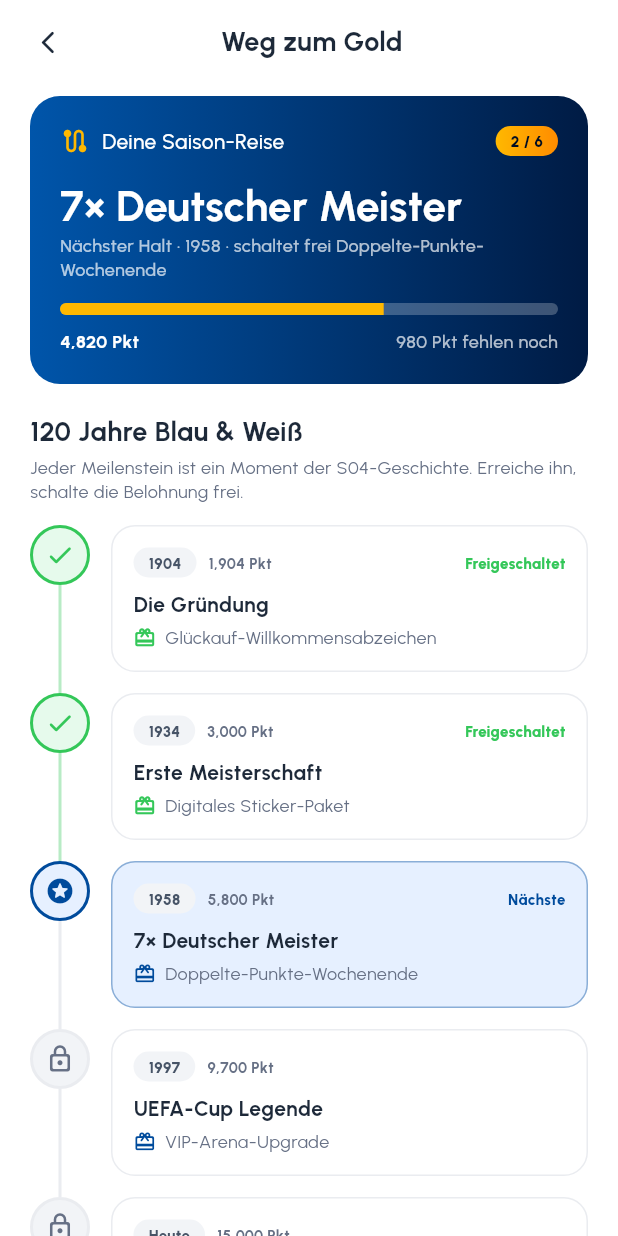
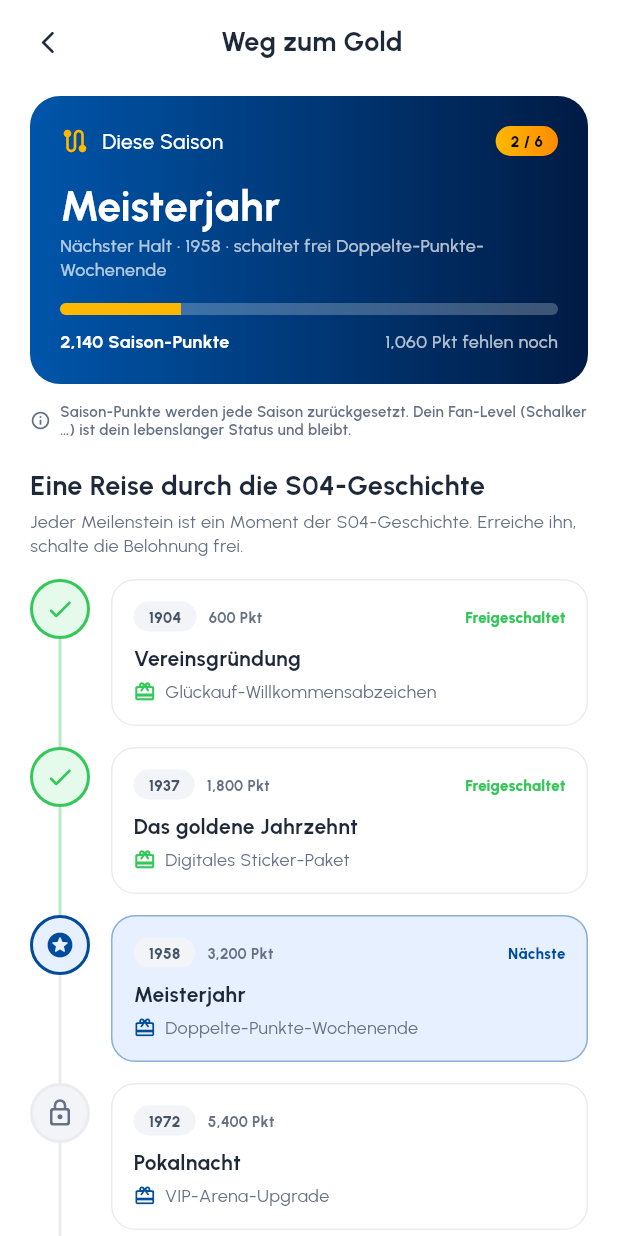
Before and after one commit to COREVIONLABS/EMBAapp-native, a Flutter app: the PointsScreen screen opened directly, after a tap on "Weg zum Gold", on a phone screen of 412 x 824 dp. Run offline on Flutter 3.47's test engine with Material 3 defaults, Android fonts, the phone set to English and light mode, and no system bars; our stand-ins replace flutter_svg.

Commit message:
Decouple Road to Gold from lifetime loyalty ladder [skip ci]
Hard-check finding: the season journey reused the loyalty ladder's exact
thresholds AND names (Ehrenmitglied@15000, Legende@25000) — two features
looked like the same progression.

Fix: Road to Gold is now a SEASON journey on a separate metric.
- New FanModel.seasonPoints (2,140) — points earned this season only, distinct
  from the lifetime balance and the lifetime loyalty levels.
- New season-only thresholds (600/1800/3200/5400/8500/12000) and history
  chapter names (Vereinsgruendung … Saison-Held) — no overlap with loyalty tiers.
- Explicit in-screen note: season points reset each season; Fan Level is lifetime.
- Points-tab entry card synced (next=Meisterjahr, progress 0.24).
+ DE translations, flutter analyze clean.

Co-Authored-By: Claude Opus 4.8 <noreply@anthropic.com>
Claude-Session: https://claude.ai/code/session_0138H2TPm9wvb2D54WvCY8tL

```diff
--- a/lib/l10n/strings.dart
+++ b/lib/l10n/strings.dart
@@ -1293,4 +1293,13 @@ const Map<String, String> _de = {
   'A co-branded S04 card that earns real cashback at club partners. Preview it now via Profile → Demo / Preview.':
       'Eine S04-Karte, die echtes Cashback bei Club-Partnern bringt. Jetzt unter Profil → Demo / Vorschau ansehen.',
   'Got it': 'Verstanden',
+  // ── Road to Gold: decoupled as a season journey (vs lifetime loyalty) ──
+  'This season': 'Diese Saison',
+  'season pts': 'Saison-Punkte',
+  'Season points reset each season. Your Fan Level (Schalker …) is your lifetime status and never resets.':
+      'Saison-Punkte werden jede Saison zurückgesetzt. Dein Fan-Level (Schalker …) ist dein lebenslanger Status und bleibt.',
+  'A journey through S04 history': 'Eine Reise durch die S04-Geschichte',
+  'Next: Meisterjahr': 'Nächstes: Meisterjahr',
+  'Your season journey through S04 history — resets each season.':
+      'Deine Saison-Reise durch die S04-Geschichte — jede Saison neu.',
 };
--- a/lib/model/fan_model.dart
+++ b/lib/model/fan_model.dart
@@ -12,6 +12,12 @@ class FanTier {
 class FanModel {
   static const int fanPoints = 4820;
   static const int raffleTickets = 3;
+
+  /// Points earned in the *current season only* — the metric behind the
+  /// "Road to Gold" season journey. Kept separate from [fanPoints] (the
+  /// lifetime balance) and from the lifetime loyalty levels, so the season
+  /// journey and the loyalty ladder are clearly two different things.
+  static const int seasonPoints = 2140;
 
   // Schalke-culture loyalty ladder (ascending).
   static const tiers = [
--- a/lib/screens/points_screen.dart
+++ b/lib/screens/points_screen.dart
@@ -128,16 +128,16 @@ class PointsScreen extends StatelessWidget {
                   const SizedBox(width: 8),
                   Text(tr('Road to Gold'), style: AppText.label2.copyWith(color: Colors.white)),
                   const Spacer(),
-                  Text(tr('Next: 7× Meister'), style: AppText.caption1.copyWith(color: Colors.white70)),
+                  Text(tr('Next: Meisterjahr'), style: AppText.caption1.copyWith(color: Colors.white70)),
                   const Icon(Icons.chevron_right_rounded, color: Colors.white54, size: 18),
                 ]),
                 const SizedBox(height: 12),
                 ClipRRect(
                   borderRadius: BorderRadius.circular(4),
-                  child: LinearProgressIndicator(value: 0.66, minHeight: 7, backgroundColor: Colors.white24, valueColor: const AlwaysStoppedAnimation(AppColors.gold)),
+                  child: LinearProgressIndicator(value: 0.24, minHeight: 7, backgroundColor: Colors.white24, valueColor: const AlwaysStoppedAnimation(AppColors.gold)),
                 ),
                 const SizedBox(height: 8),
-                Text(tr('Your season journey through 120 years of S04.'), style: AppText.body3.copyWith(color: Colors.white70)),
+                Text(tr('Your season journey through S04 history — resets each season.'), style: AppText.body3.copyWith(color: Colors.white70)),
               ]),
             ),
           ),
--- a/lib/screens/season_journey_screen.dart
+++ b/lib/screens/season_journey_screen.dart
@@ -23,18 +23,21 @@ class _Milestone {
 class SeasonJourneyScreen extends StatelessWidget {
   const SeasonJourneyScreen({super.key});
 
+  // Season-only thresholds & names — deliberately distinct from the lifetime
+  // loyalty ladder (Nordkurve … Legende) so the two never look like the same
+  // system. Each stop is an S04-history chapter; rewards are season perks.
   static const _stops = <_Milestone>[
-    _Milestone(1904, '1904', 'Die Gründung', 'Glückauf welcome badge', Icons.flag_rounded),
-    _Milestone(3000, '1934', 'Erste Meisterschaft', 'Digital sticker pack', Icons.emoji_events_outlined),
-    _Milestone(5800, '1958', '7× Deutscher Meister', 'Double-points weekend', Icons.stars_rounded),
-    _Milestone(9700, '1997', 'UEFA-Cup Legende', 'VIP Arena upgrade', Icons.military_tech_rounded),
-    _Milestone(15000, 'Heute', 'Ehrenmitglied', 'Signed shirt raffle entry', Icons.workspace_premium_rounded),
-    _Milestone(25000, 'Gold', 'S04-Legende', 'Money-can\'t-buy legend day', Icons.diamond_rounded),
+    _Milestone(600, '1904', 'Vereinsgründung', 'Glückauf welcome badge', Icons.flag_rounded),
+    _Milestone(1800, '1937', 'Das goldene Jahrzehnt', 'Digital sticker pack', Icons.emoji_events_outlined),
+    _Milestone(3200, '1958', 'Meisterjahr', 'Double-points weekend', Icons.stars_rounded),
+    _Milestone(5400, '1972', 'Pokalnacht', 'VIP Arena upgrade', Icons.military_tech_rounded),
+    _Milestone(8500, '1997', 'Europapokal-Nacht', 'Signed shirt raffle entry', Icons.public_rounded),
+    _Milestone(12000, 'Gold', 'Saison-Held', 'Money-can\'t-buy legend day', Icons.diamond_rounded),
   ];
 
   @override
   Widget build(BuildContext context) {
-    final pts = FanModel.fanPoints;
+    final pts = FanModel.seasonPoints;
     // Next locked milestone (for the hero progress).
     final next = _stops.firstWhere((m) => m.points > pts, orElse: () => _stops.last);
     final prevPoints = _stops.where((m) => m.points <= pts).fold<int>(0, (a, m) => m.points > a ? m.points : a);
@@ -56,7 +59,7 @@ class SeasonJourneyScreen extends StatelessWidget {
             Row(children: [
               const Icon(Icons.route_rounded, color: AppColors.gold, size: 20),
               const SizedBox(width: 8),
-              Text(tr('Your season journey'), style: AppText.body2.copyWith(color: Colors.white)),
+              Text(tr('This season'), style: AppText.body2.copyWith(color: Colors.white)),
               const Spacer(),
               Pill(gradient: const LinearGradient(colors: AppColors.goldGradient), child: Text('$unlockedCount / ${_stops.length}', style: AppText.caption1.copyWith(color: AppColors.brandDarkest, fontWeight: FontWeight.w800))),
             ]),
@@ -71,14 +74,21 @@ class SeasonJourneyScreen extends StatelessWidget {
             ),
             const SizedBox(height: 10),
             Row(children: [
-              Text('${FanModel.pointsFormatted} ${tr('pts')}', style: AppText.body3.copyWith(color: Colors.white, fontWeight: FontWeight.w700)),
+              Text('${FanModel.fmtPublic(pts)} ${tr('season pts')}', style: AppText.body3.copyWith(color: Colors.white, fontWeight: FontWeight.w700)),
               const Spacer(),
               Text('${FanModel.fmtPublic(remaining)} ${tr('pts to go')}', style: AppText.body3.copyWith(color: Colors.white70)),
             ]),
           ]),
         ),
+        const SizedBox(height: 12),
+        // Make the distinction from lifetime loyalty levels explicit.
+        Row(children: [
+          Icon(Icons.info_outline_rounded, size: 14, color: AppColors.textLight),
+          const SizedBox(width: 6),
+          Expanded(child: Text(tr('Season points reset each season. Your Fan Level (Schalker …) is your lifetime status and never resets.'), style: AppText.caption1.copyWith(color: AppColors.textLight))),
+        ]),
         const SizedBox(height: 20),
-        Align(alignment: Alignment.centerLeft, child: Text(tr('120 years of blue & white'), style: AppText.label1)),
+        Align(alignment: Alignment.centerLeft, child: Text(tr('A journey through S04 history'), style: AppText.label1)),
         const SizedBox(height: 4),
         Padding(
           padding: const EdgeInsets.only(bottom: 14),
```
